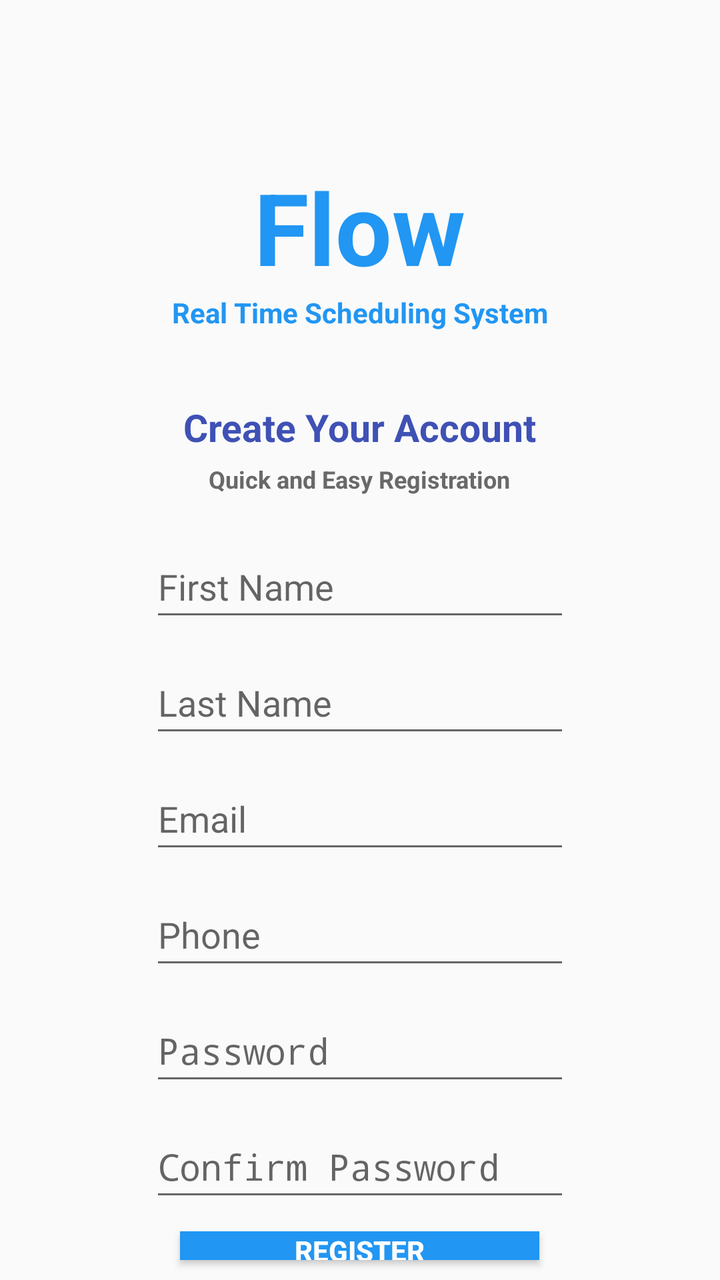
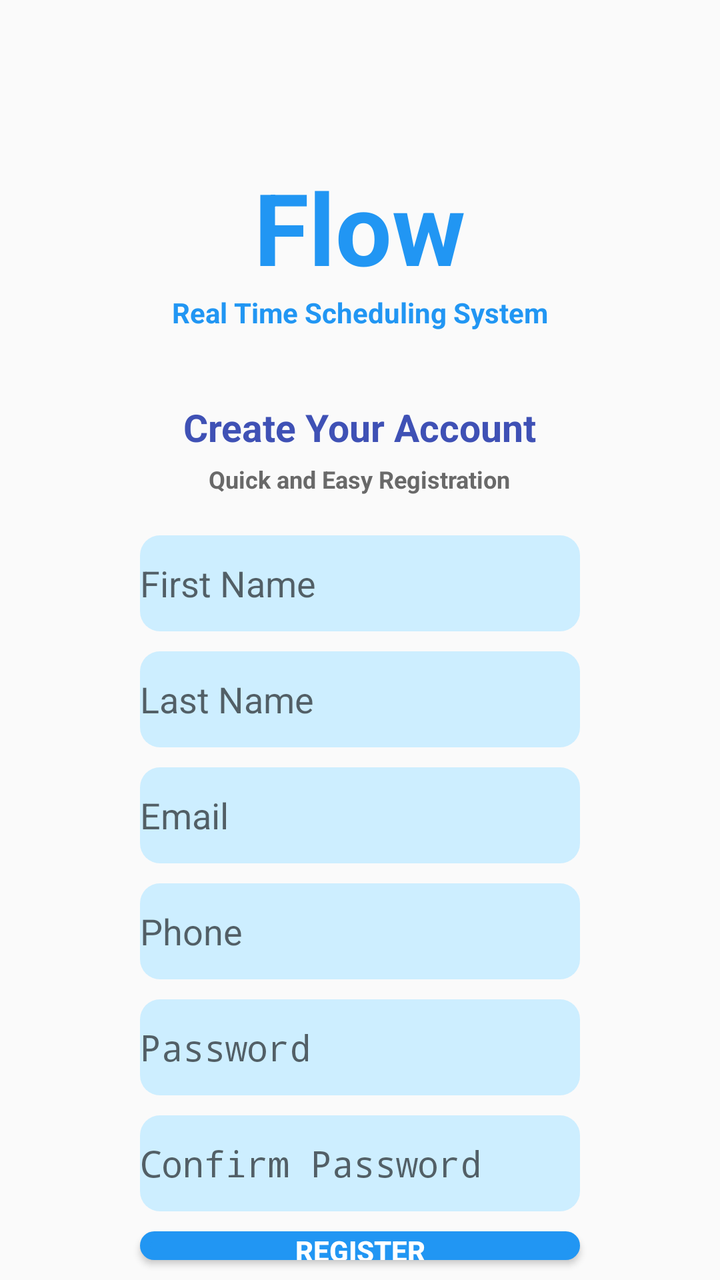

An Android layout rendered at two revisions. The XML below is the earlier revision; the diff shows what the commit changed to produce the second picture.
<!-- AndroidManifest.xml: application theme Theme.FlowApp -->
<!-- res/layout/register.xml -->
<?xml version="1.0" encoding="utf-8"?>
<LinearLayout xmlns:android="http://schemas.android.com/apk/res/android"
    android:orientation="vertical"
    android:layout_width="match_parent"
    android:layout_height="match_parent">

    <TextView
        android:text="@string/flow_name"
        android:textSize="50sp"
        android:textColor="@color/blue"
        android:textStyle="bold"
        android:id="@+id/FlowName"
        android:layout_gravity="center"
        android:layout_width="wrap_content"
        android:layout_height="wrap_content"
        android:layout_marginTop="80dp"
        />

    <TextView
        android:text="@string/real_time"
        android:textColor="@color/blue"
        android:textStyle="bold"
        android:id="@+id/real_time2"
        android:layout_gravity="center"
        android:layout_width="wrap_content"
        android:layout_height="wrap_content"
        />

    <TextView
        android:text="@string/createAcc"
        android:textColor="@color/dark_blue"
        android:textStyle="bold"
        android:id="@+id/createAcc"
        android:textSize="19sp"
        android:layout_gravity="center"
        android:layout_width="wrap_content"
        android:layout_height="wrap_content"
        android:layout_marginTop="35dp"
        android:layout_marginBottom="5dp"
        />

    <TextView
        android:text="@string/quickReg"
        android:textColor="@color/dark_gray"
        android:textStyle="bold"
        android:id="@+id/quickReg"
        android:textSize="12sp"
        android:layout_gravity="center"
        android:layout_width="wrap_content"
        android:layout_height="wrap_content"
        android:layout_marginBottom="20dp"
        />

    <EditText
        android:hint="@string/firstName"
        android:layout_width="wrap_content"
        android:layout_height="wrap_content"
        android:layout_gravity="center"
        android:id="@+id/reg_firstName"
        android:ems="10"
        android:autofillHints="name"
        android:inputType="textPersonName"
        android:minHeight="48dp"
        android:layout_marginBottom="10dp"
        />

    <EditText
        android:hint="@string/lastName"
        android:layout_width="wrap_content"
        android:layout_height="wrap_content"
        android:layout_gravity="center"
        android:id="@+id/reg_lastName"
        android:ems="10"
        android:autofillHints="name"
        android:inputType="textPersonName"
        android:minHeight="48dp"
        android:layout_marginBottom="10dp"
        />

    <EditText
        android:hint="@string/email"
        android:layout_width="wrap_content"
        android:layout_height="wrap_content"
        android:layout_gravity="center"
        android:id="@+id/reg_email"
        android:ems="10"
        android:autofillHints="emailAddress"
        android:inputType="textEmailAddress"
        android:minHeight="48dp"
        android:layout_marginBottom="10dp"
        />


    <EditText
        android:hint="@string/phone"
        android:layout_width="wrap_content"
        android:layout_height="wrap_content"
        android:layout_gravity="center"
        android:id="@+id/reg_phone"
        android:ems="10"
        android:autofillHints="phone"
        android:inputType="phone"
        android:minHeight="48dp"
        android:layout_marginBottom="10dp"
        />

    <EditText
        android:hint="@string/password"
        android:layout_width="wrap_content"
        android:layout_height="wrap_content"
        android:layout_gravity="center"
        android:id="@+id/reg_password"
        android:ems="10"
        android:autofillHints="password"
        android:inputType="textPassword"
        android:minHeight="48dp"
        android:layout_marginBottom="10dp"
        />

    <EditText
        android:hint="@string/confirmPass"
        android:layout_width="wrap_content"
        android:layout_height="wrap_content"
        android:layout_gravity="center"
        android:id="@+id/reg_confirmPass"
        android:ems="10"
        android:autofillHints="password"
        android:inputType="textPassword"
        android:minHeight="48dp"
        android:layout_marginBottom="10dp"
        />

    <Button
        android:text="@string/register"
        android:layout_width="wrap_content"
        android:layout_height="wrap_content"
        android:layout_gravity="center"
        android:textColor="@color/white"
        android:textStyle="bold"
        android:id="@+id/registerBtn"
        android:ems="11"
        android:background="@color/blue"
        android:layout_marginBottom="10dp"
        />

    <TextView
        android:text="@string/accExist"
        android:id="@+id/accExist"
        android:layout_width="wrap_content"
        android:layout_height="wrap_content"
        android:layout_gravity="center"
        android:textColor="@color/dark_blue"
        android:textSize="12sp"
        android:textStyle="bold"
        android:layout_marginBottom="15dp"
        />

</LinearLayout>
<!-- resources referenced by this layout -->
<resources>
  <color name="blue">#2196F3</color>
  <color name="dark_blue">#3F51B5</color>
  <color name="dark_gray">#696969</color>
  <color name="white">#FFFFFFFF</color>
  <string name="accExist">Already have an account? Login Here</string>
  <string name="confirmPass">Confirm Password</string>
  <string name="createAcc">Create Your Account</string>
  <string name="email">Email</string>
  <string name="firstName">First Name</string>
  <string name="flow_name">Flow</string>
  <string name="lastName">Last Name</string>
  <string name="password">Password</string>
  <string name="phone">Phone</string>
  <string name="quickReg">Quick and Easy Registration</string>
  <string name="real_time">Real Time Scheduling System</string>
  <string name="register">Register</string>
  <style name="Theme.FlowApp" parent="android:Theme.Material.Light.NoActionBar">
          <item name="colorPrimary">@color/dark_blue</item>
          <item name="colorPrimaryVariant">@color/dark_blue</item>
      </style>
</resources>

<!-- the commit's change to res/layout/register.xml (unified diff, before → after) -->
@@ -61,6 +61,7 @@
         android:autofillHints="name"
         android:inputType="textPersonName"
         android:minHeight="48dp"
+        android:background="@drawable/input_fields_design"
         android:layout_marginBottom="10dp"
         />
 
@@ -74,6 +75,7 @@
         android:autofillHints="name"
         android:inputType="textPersonName"
         android:minHeight="48dp"
+        android:background="@drawable/input_fields_design"
         android:layout_marginBottom="10dp"
         />
 
@@ -87,6 +89,7 @@
         android:autofillHints="emailAddress"
         android:inputType="textEmailAddress"
         android:minHeight="48dp"
+        android:background="@drawable/input_fields_design"
         android:layout_marginBottom="10dp"
         />
 
@@ -101,6 +104,7 @@
         android:autofillHints="phone"
         android:inputType="phone"
         android:minHeight="48dp"
+        android:background="@drawable/input_fields_design"
         android:layout_marginBottom="10dp"
         />
 
@@ -114,6 +118,7 @@
         android:autofillHints="password"
         android:inputType="textPassword"
         android:minHeight="48dp"
+        android:background="@drawable/input_fields_design"
         android:layout_marginBottom="10dp"
         />
 
@@ -127,6 +132,7 @@
         android:autofillHints="password"
         android:inputType="textPassword"
         android:minHeight="48dp"
+        android:background="@drawable/input_fields_design"
         android:layout_marginBottom="10dp"
         />
 
@@ -138,8 +144,7 @@
         android:textColor="@color/white"
         android:textStyle="bold"
         android:id="@+id/registerBtn"
-        android:ems="11"
-        android:background="@color/blue"
+        android:background="@drawable/blue_round_corner_button"
         android:layout_marginBottom="10dp"
         />
 
<!-- resource entries referenced after the edit -->
@@ -4,6 +4,52 @@
   <color name="dark_blue">#3F51B5</color>
   <color name="dark_gray">#696969</color>
   <color name="white">#FFFFFFFF</color>
+  <!-- drawable blue_round_corner_button (drawable) -->
+  <?xml version="1.0" encoding="utf-8"?>
+  <shape xmlns:android="http://schemas.android.com/apk/res/android" android:shape="rectangle" >
+      <corners
+          android:radius="30dp"
+          />
+      <solid
+          android:color="@color/blue"
+          />
+      <padding
+          android:left="0dp"
+          android:top="0dp"
+          android:right="0dp"
+          android:bottom="0dp"
+          />
+      <size
+          android:width="220dp"
+          android:height="40dp"
+          />
+      <stroke
+          android:width="5dp"
+          android:color="#2196F3"
+          />
+  </shape>
+  <!-- drawable input_fields_design (drawable) -->
+  <?xml version="1.0" encoding="utf-8"?>
+  <shape xmlns:android="http://schemas.android.com/apk/res/android"
+      android:shape="rectangle">
+      <corners
+          android:radius="10dp"
+          />
+      <solid android:color="@color/input_field"/>
+      <padding
+          android:left="0dp"
+          android:top="0dp"
+          android:right="0dp"
+          android:bottom="0dp" />
+      <size
+          android:width="220dp"
+          android:height="40dp" />
+      <stroke
+          android:width="0dp"
+          android:color="#7693B3"
+          />
+  
+  </shape>
   <string name="accExist">Already have an account? Login Here</string>
   <string name="confirmPass">Confirm Password</string>
   <string name="createAcc">Create Your Account</string>
@@ -20,5 +66,6 @@
           <item name="colorPrimary">@color/dark_blue</item>
           <item name="colorPrimaryVariant">@color/dark_blue</item>
       </style>
+  <color name="input_field">#CDEEFF</color>
 </resources>
 
